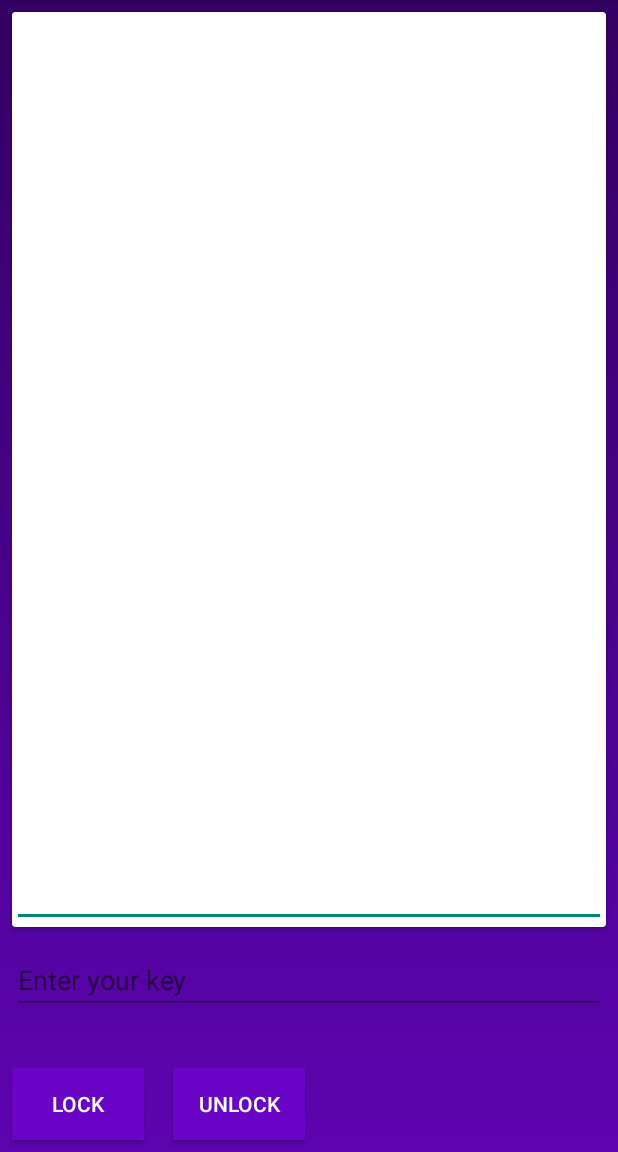
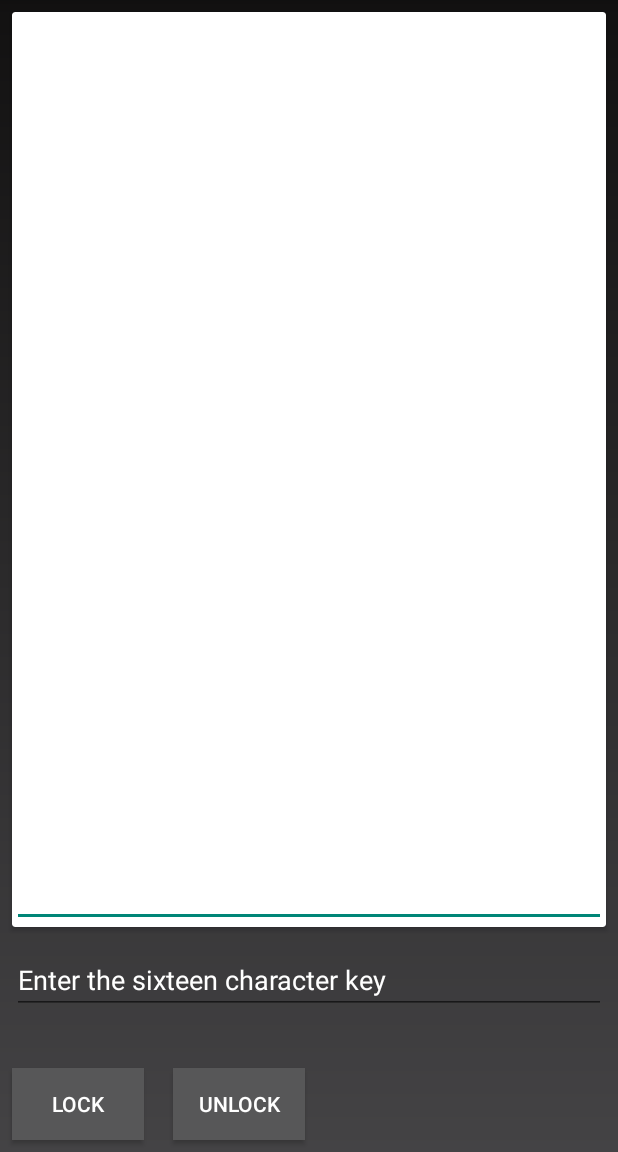
Before and after one commit to WadimKa/Decoda, an Android app: the screen it shows after launch (MainActivity), on a phone screen of 412 x 824 dp, the part 84-1236 px from its top. Run offline under Robolectric (Android 15) with nearby library versions, the light colour scheme and no system bars.

Commit message:
Last until black color

```diff
--- a/app/src/main/AndroidManifest.xml
+++ b/app/src/main/AndroidManifest.xml
@@ -6,7 +6,7 @@
         android:allowBackup="true"
         android:icon="@mipmap/ic_launcher"
         android:label="@string/app_name"
-        android:roundIcon="@mipmap/ic_launcher_round"
+        android:roundIcon="@mipmap/ic_launcher"
         android:supportsRtl="true"
         android:theme="@style/AppTheme">
         <activity android:name=".MainActivity">
--- a/app/src/main/java/com/wadimkazak/locker/MainActivity.java
+++ b/app/src/main/java/com/wadimkazak/locker/MainActivity.java
@@ -12,6 +12,7 @@ public class MainActivity extends AppCompatActivity {
         super.onCreate(savedInstanceState);
         setContentView(R.layout.activity_host_workplace);
 
+
         FragmentManager fragmentManager = getSupportFragmentManager();
         Fragment fragment = fragmentManager.findFragmentById(R.id.fragment_container);
 
--- a/app/src/main/java/com/wadimkazak/locker/WorkText.java
+++ b/app/src/main/java/com/wadimkazak/locker/WorkText.java
@@ -73,7 +73,7 @@ public class WorkText {
             Toast.makeText(context, "No such Padding", Toast.LENGTH_SHORT).show();
         } catch (InvalidKeyException e) {
             e.printStackTrace();
-            Toast.makeText(context, "Invalid key. Key must be at least 16 characters", Toast.LENGTH_SHORT).show();
+            Toast.makeText(context, "Invalid key. Key must have 16 characters", Toast.LENGTH_SHORT).show();
         } catch (BadPaddingException e) {
             e.printStackTrace();
             Toast.makeText(context, "Bad padding", Toast.LENGTH_SHORT).show();
--- a/app/src/main/res/drawable/background_gradient.xml
+++ b/app/src/main/res/drawable/background_gradient.xml
@@ -3,8 +3,8 @@
     xmlns:android="http://schemas.android.com/apk/res/android"
     android:shape="rectangle">
     <gradient
-        android:startColor="#340064"
-        android:endColor="#5e04b1"
+        android:startColor="#121111"
+        android:endColor="#444345"
         android:angle="270">
     </gradient>
 </shape>
--- a/app/src/main/res/layout/fragment_workplace.xml
+++ b/app/src/main/res/layout/fragment_workplace.xml
@@ -33,10 +33,11 @@
         android:layout_marginBottom="92dp"
         android:layout_marginEnd="8dp"
         android:layout_marginStart="8dp"
-        android:hint="@string/enter_your_key"
+        android:hint="@string/enter_the_sixteen_character_key"
         app:layout_constraintBottom_toBottomOf="parent"
         app:layout_constraintEnd_toEndOf="parent"
-        app:layout_constraintStart_toStartOf="parent" />
+        app:layout_constraintStart_toStartOf="parent"
+        android:textColorHint="@color/white"/>
 
     <Button
         android:id="@+id/btn_unlock"
@@ -46,7 +47,7 @@
         android:layout_marginEnd="8dp"
         android:layout_marginStart="8dp"
         android:layout_marginTop="8dp"
-        android:background="@color/colorFewPrimaryDark"
+        android:background="@color/buttons_color"
         android:text="@string/unlock"
         android:textColor="@color/white"
         app:layout_constraintBottom_toBottomOf="parent"
@@ -62,7 +63,7 @@
         android:layout_marginBottom="8dp"
         android:layout_marginStart="8dp"
         android:layout_marginTop="8dp"
-        android:background="@color/colorFewPrimaryDark"
+        android:background="@color/buttons_color"
         android:text="@string/Lock"
         android:textColor="@color/white"
         app:layout_constraintBottom_toBottomOf="parent"
--- a/app/src/main/res/values/colors.xml
+++ b/app/src/main/res/values/colors.xml
@@ -1,8 +1,8 @@
 <?xml version="1.0" encoding="utf-8"?>
 <resources>
-    <color name="colorPrimary">#340064</color>
-    <color name="colorPrimaryDark">#340064</color>
-    <color name="colorFewPrimaryDark">#6a05c7</color>
+    <color name="colorPrimary">#121111</color>
+    <color name="colorPrimaryDark">#121111</color>
+    <color name="buttons_color">#575758</color>
     <color name="colorAccent">#FF4081</color>
     <color name="white">#ffffff</color>
 
--- a/app/src/main/res/values/strings.xml
+++ b/app/src/main/res/values/strings.xml
@@ -3,4 +3,5 @@
     <string name="Lock">Lock</string>
     <string name="unlock">Unlock</string>
     <string name="enter_your_key">Enter your key</string>
+    <string name="enter_the_sixteen_character_key">Enter the sixteen character key</string>
 </resources>
```
Also changed, not shown: app/src/main/res/drawable/lock_button.xml (deleted, +0 -10 lines), app/src/main/res/mipmap-hdpi/ic_launcher.png, app/src/main/res/mipmap-hdpi/ic_launcher_round.png (deleted), app/src/main/res/mipmap-mdpi/ic_launcher.png, app/src/main/res/mipmap-mdpi/ic_launcher_round.png (deleted), app/src/main/res/mipmap-xhdpi/ic_launcher.png, app/src/main/res/mipmap-xhdpi/ic_launcher_round.png (deleted), app/src/main/res/mipmap-xxhdpi/ic_launcher.png, app/src/main/res/mipmap-xxhdpi/ic_launcher_round.png (deleted), app/src/main/res/mipmap-xxxhdpi/ic_launcher.png, app/src/main/res/mipmap-xxxhdpi/ic_launcher_round.png (deleted).
